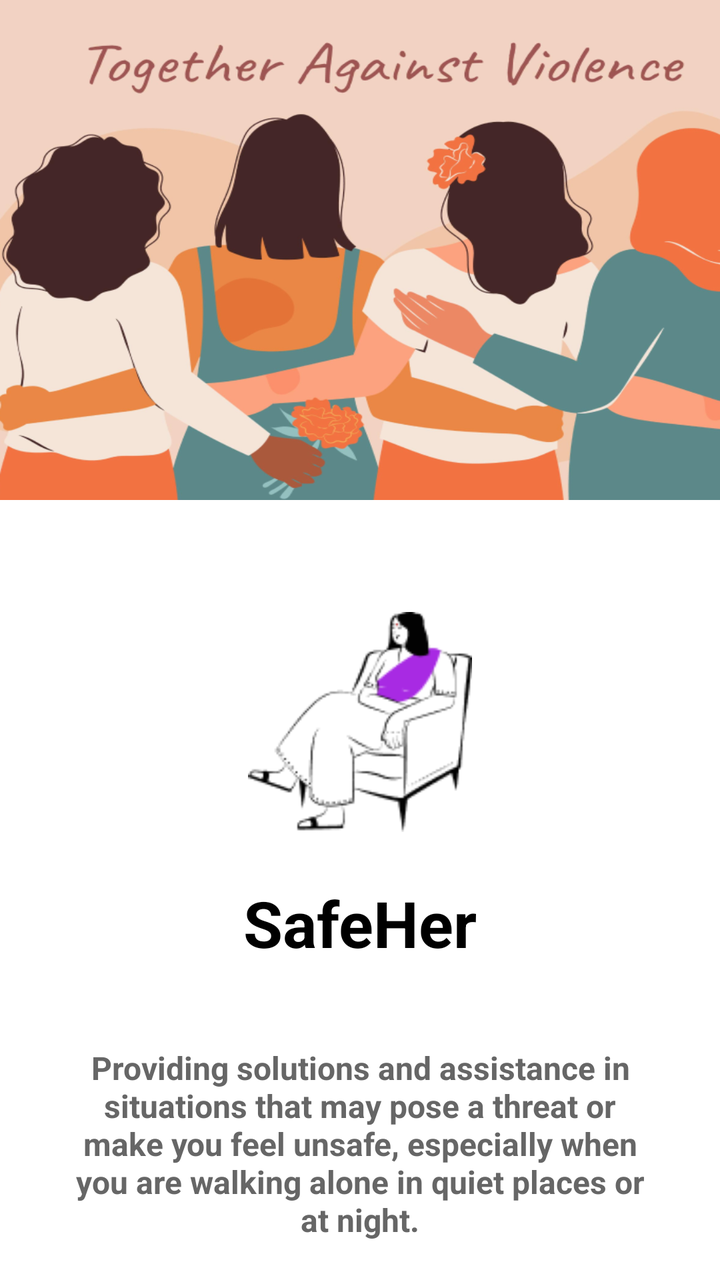
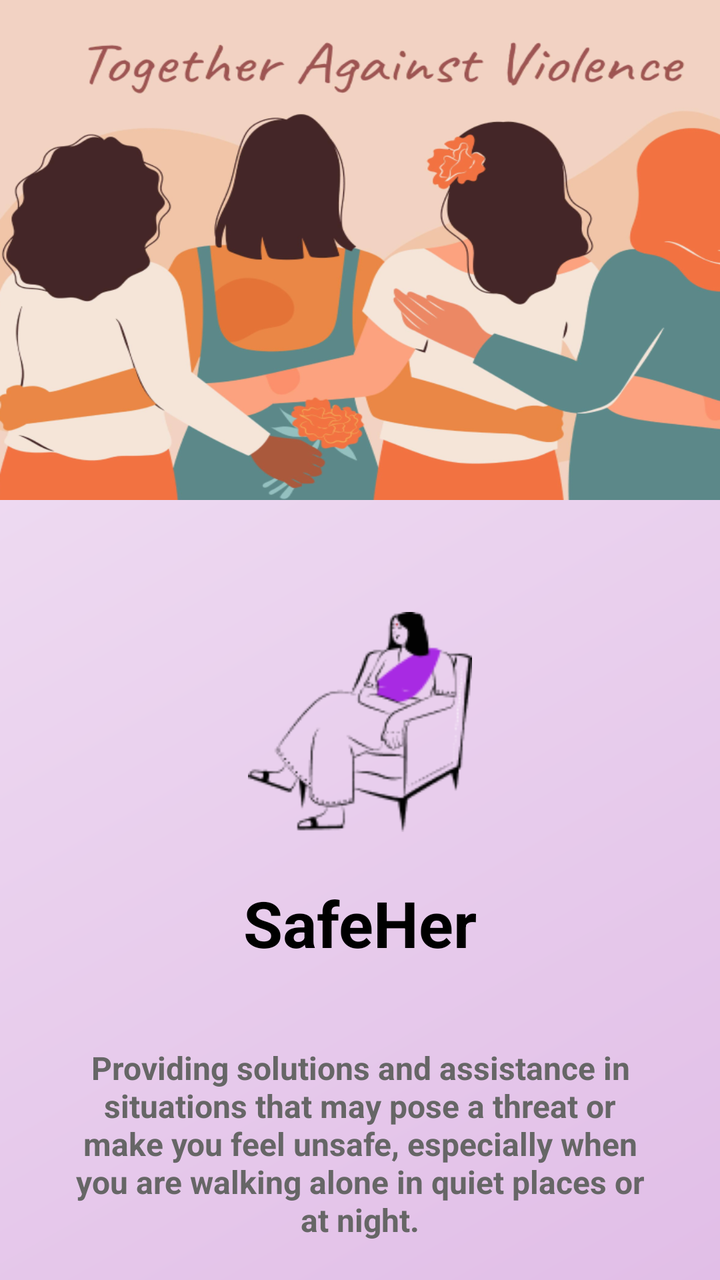

The first picture is an Android layout as it rendered before a commit; the second is the same layout after the commit. The layout source and the unified diff follow.
<!-- AndroidManifest.xml: application theme Theme.SafeHer -->
<!-- res/layout/activity_main.xml -->
<?xml version="1.0" encoding="utf-8"?>
<androidx.constraintlayout.widget.ConstraintLayout xmlns:android="http://schemas.android.com/apk/res/android"
    xmlns:app="http://schemas.android.com/apk/res-auto"
    android:layout_width="match_parent"
    android:layout_height="match_parent"
    android:background="@color/white">

    <ImageView
        android:id="@+id/ivTopIllustration"
        android:layout_width="wrap_content"
        android:layout_height="250dp"
        android:scaleType="fitXY"
        android:src="@drawable/banner1"
        app:layout_constraintTop_toTopOf="parent" />

    <ImageView
        android:id="@+id/ivCenterIllustration"
        android:layout_width="250dp"
        android:layout_height="110dp"
        android:layout_marginTop="56dp"

        android:src="@drawable/logo"
        app:layout_constraintLeft_toLeftOf="parent"
        app:layout_constraintRight_toRightOf="parent"
        app:layout_constraintTop_toBottomOf="@id/ivTopIllustration" />

    <TextView
        android:id="@+id/tvAppName"
        android:layout_width="wrap_content"
        android:layout_height="wrap_content"
        android:layout_marginTop="24dp"
        android:text="SafeHer"
        android:textColor="@color/black"
        android:textSize="32sp"
        android:textStyle="bold"
        app:layout_constraintLeft_toLeftOf="parent"
        app:layout_constraintRight_toRightOf="parent"
        app:layout_constraintTop_toBottomOf="@id/ivCenterIllustration" />

    <TextView
        android:id="@+id/tvDescription"
        android:layout_width="0dp"
        android:layout_height="wrap_content"
        android:layout_marginHorizontal="32dp"
        android:layout_marginTop="40dp"
        android:gravity="center"
        android:text="Providing solutions and assistance in situations that may pose a threat or make you feel unsafe, especially when you are walking alone in quiet places or at night."
        android:textColor="#666666"
        android:textSize="16sp"
        android:textStyle="bold"
        app:layout_constraintLeft_toLeftOf="parent"
        app:layout_constraintRight_toRightOf="parent"
        app:layout_constraintTop_toBottomOf="@id/tvAppName" />

    <com.google.android.material.button.MaterialButton
        android:id="@+id/btnLogin"
        android:layout_width="0dp"
        android:layout_height="wrap_content"
        android:layout_marginHorizontal="32dp"
        android:layout_marginTop="48dp"
        android:backgroundTint="#B247F3"
        android:padding="12dp"
        android:text="Login"
        android:textAllCaps="false"
        app:cornerRadius="24dp"
        app:layout_constraintLeft_toLeftOf="parent"
        app:layout_constraintRight_toRightOf="parent"
        app:layout_constraintTop_toBottomOf="@id/tvDescription" />

    <com.google.android.material.button.MaterialButton
        android:id="@+id/btnRegister"
        android:layout_width="0dp"
        android:layout_height="wrap_content"
        android:layout_marginHorizontal="32dp"
        android:layout_marginTop="16dp"
        android:backgroundTint="@color/white"
        android:padding="12dp"
        android:text="Register"
        android:textAllCaps="false"
        android:textColor="#B247F3"
        app:cornerRadius="24dp"
        app:strokeColor="#B247F3"
        app:strokeWidth="1dp"
        app:layout_constraintLeft_toLeftOf="parent"
        app:layout_constraintRight_toRightOf="parent"
        app:layout_constraintTop_toBottomOf="@id/btnLogin" />

</androidx.constraintlayout.widget.ConstraintLayout>
<!-- resources referenced by this layout -->
<resources>
  <color name="black">#000000</color>
  <color name="white">#FFFFFF</color>
  <!-- drawable banner1: png bitmap (drawable, 196408 bytes) -->
  <!-- drawable logo: png bitmap (drawable, 4396 bytes) -->
  <style name="Theme.SafeHer" parent="Base.Theme.SafeHer" />
  <style name="Base.Theme.SafeHer" parent="Theme.Material3.DayNight.NoActionBar">
          
          
          <item name="colorPrimary">@color/purple</item>
          <item name="colorPrimaryVariant">@color/purple</item>
          <item name="colorOnPrimary">@color/white</item>
      </style>
  <color name="purple">#B247F3</color>
</resources>

<!-- the commit's change to res/layout/activity_main.xml (unified diff, before → after) -->
@@ -3,7 +3,8 @@
     xmlns:app="http://schemas.android.com/apk/res-auto"
     android:layout_width="match_parent"
     android:layout_height="match_parent"
-    android:background="@color/white">
+    android:background="@drawable/gradient_background"
+>
 
     <ImageView
         android:id="@+id/ivTopIllustration"
<!-- resource entries referenced after the edit -->
@@ -3,6 +3,15 @@
   <color name="black">#000000</color>
   <color name="white">#FFFFFF</color>
   <!-- drawable banner1: png bitmap (drawable, 196408 bytes) -->
+  <!-- drawable gradient_background (drawable) -->
+  <?xml version="1.0" encoding="utf-8"?>
+  <shape xmlns:android="http://schemas.android.com/apk/res/android">
+      <gradient
+          android:angle="135"
+          android:endColor="#F3E5F5"
+          android:startColor="#E1BEE7"
+          android:type="linear" />
+  </shape>
   <!-- drawable logo: png bitmap (drawable, 4396 bytes) -->
   <style name="Theme.SafeHer" parent="Base.Theme.SafeHer" />
   <style name="Base.Theme.SafeHer" parent="Theme.Material3.DayNight.NoActionBar">
